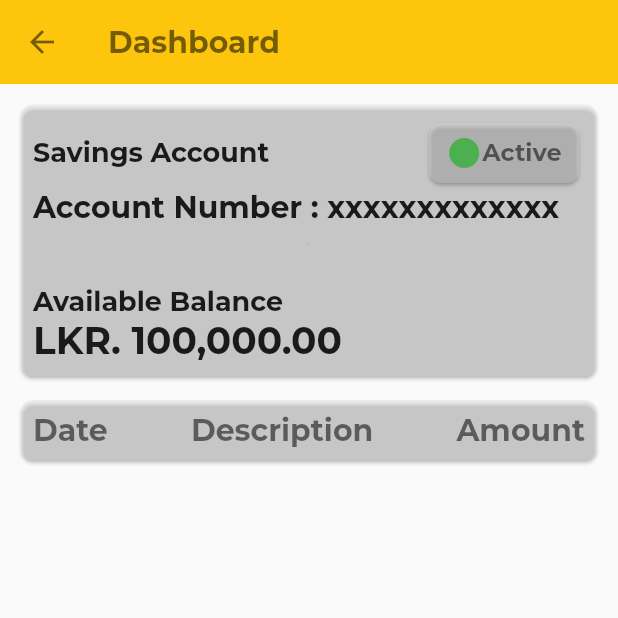
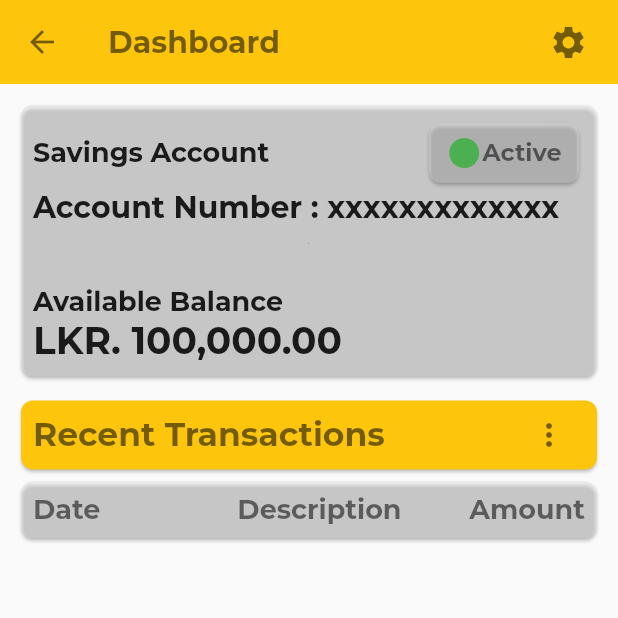
Before and after one commit to User-Experience-Design-SE3050-2021/se3050---uee-2021s2_reg_we_26, a Flutter app: the AccountScreen screen opened directly, on a phone screen of 412 x 824 dp, the top half of it. Run offline on Flutter 3.47's test engine with Material 2 defaults, Android fonts, the phone set to English and light mode, and no system bars; our stand-ins replace cloud_firestore, firebase_core; accounts and stored records are empty.

Commit message:
Popup_Menu_Snackbar_color_20211008

```diff
--- a/lib/screens/common/reset_passcode_form.dart
+++ b/lib/screens/common/reset_passcode_form.dart
@@ -203,6 +203,8 @@ class _ResetPasscodeFormState extends State<ResetPasscodeForm> {
                                   ScaffoldMessenger.of(context)
                                       .showSnackBar(SnackBar(
                                     content: Text("Passcode Changed"),
+                                    backgroundColor:
+                                        Color.fromRGBO(253, 198, 13, 1),
                                   ));
 
                                   Navigator.of(context).push(
--- a/lib/screens/dashboard/account_screen.dart
+++ b/lib/screens/dashboard/account_screen.dart
@@ -1,3 +1,4 @@
+import 'package:boc_smart_passbook/screens/common/settings_screen.dart';
 import 'package:boc_smart_passbook/screens/dashboard/transaction_list.dart';
 import 'package:flutter/cupertino.dart';
 import 'package:flutter/material.dart';
@@ -15,6 +16,23 @@ class _AccountScreenState extends State<AccountScreen> {
     return Scaffold(
       appBar: AppBar(
         iconTheme: IconThemeData(color: Colors.black54),
+        actions: <Widget>[
+          Padding(
+              padding: EdgeInsets.only(right: 20.0),
+              child: GestureDetector(
+                onTap: () {
+                  Navigator.of(context).push(
+                    MaterialPageRoute(
+                      builder: (context) => SettingScreen(),
+                    ),
+                  );
+                },
+                child: Icon(
+                  Icons.settings,
+                  size: 26.0,
+                ),
+              )),
+        ],
         elevation: 0,
         backgroundColor: const Color.fromRGBO(253, 198, 13, 1),
         title: const Text(
@@ -143,7 +161,54 @@ class _AccountScreenState extends State<AccountScreen> {
                 ),
               ),
             ),
-
+            Padding(
+              padding: const EdgeInsets.only(left: 8.0, right: 8.0),
+              child: Card(
+                color: Color.fromRGBO(253, 198, 13, 1),
+                shape: RoundedRectangleBorder(
+                    borderRadius: BorderRadius.circular(8.0)),
+                child: Padding(
+                  padding: const EdgeInsets.all(8.0),
+                  child: Container(
+                    height: 30.0,
+                    width: double.infinity,
+                    child: Row(
+                      mainAxisAlignment: MainAxisAlignment.spaceBetween,
+                      children: [
+                        Text(
+                          'Recent Transactions',
+                          style: TextStyle(
+                            fontSize: 22.0,
+                            fontWeight: FontWeight.bold,
+                            color: Colors.black54,
+                          ),
+                        ),
+                        PopupMenuButton(
+                            padding: EdgeInsets.only(bottom: 0.0),
+                            icon: Icon(
+                              Icons.more_vert,
+                              color: Colors.black54,
+                            ),
+                            itemBuilder: (context) => [
+                                  PopupMenuItem(
+                                    child: Text('Last Week'),
+                                  ),
+                                  PopupMenuItem(
+                                    child: Text('1 Month'),
+                                  ),
+                                  PopupMenuItem(
+                                    child: Text('2 Month'),
+                                  ),
+                                  PopupMenuItem(
+                                    child: Text('3 Month'),
+                                  ),
+                                ])
+                      ],
+                    ),
+                  ),
+                ),
+              ),
+            ),
             Padding(
               padding: const EdgeInsets.only(left: 8.0, right: 8.0),
               child: Card(
@@ -158,15 +223,16 @@ class _AccountScreenState extends State<AccountScreen> {
                       Text(
                         'Date',
                         style: TextStyle(
-                          fontSize: 20.0,
+                          fontSize: 18.0,
                           fontWeight: FontWeight.bold,
                           color: Colors.black54,
                         ),
                       ),
+                      SizedBox(width: 1.0,),
                       Text(
                         'Description',
                         style: TextStyle(
-                          fontSize: 20.0,
+                          fontSize: 18.0,
                           fontWeight: FontWeight.bold,
                           color: Colors.black54,
                         ),
@@ -174,7 +240,7 @@ class _AccountScreenState extends State<AccountScreen> {
                       Text(
                         'Amount',
                         style: TextStyle(
-                          fontSize: 20.0,
+                          fontSize: 18.0,
                           fontWeight: FontWeight.bold,
                           color: Colors.black54,
                         ),
--- a/lib/screens/user_auth/login_form.dart
+++ b/lib/screens/user_auth/login_form.dart
@@ -172,6 +172,8 @@ class _LoginFormState extends State<LoginForm> {
                                 ScaffoldMessenger.of(context)
                                     .showSnackBar(SnackBar(
                                   content: Text("Incorrect Password"),
+                                  backgroundColor:
+                                      Color.fromRGBO(253, 198, 13, 1),
                                 ));
                               }
                             } else {
@@ -179,6 +181,8 @@ class _LoginFormState extends State<LoginForm> {
                                   .showSnackBar(SnackBar(
                                 content: Text(
                                     "Incorrect Credentials, try again later"),
+                                backgroundColor:
+                                    Color.fromRGBO(253, 198, 13, 1),
                               ));
                             }
                             setState(() {
--- a/lib/screens/user_auth/reset_credentials/forgot_credentials_form.dart
+++ b/lib/screens/user_auth/reset_credentials/forgot_credentials_form.dart
@@ -124,7 +124,8 @@ class _ForgotCredentialsFormState extends State<ForgotCredentialsForm> {
 
                           if (_ForgotFormKey.currentState!.validate()) {
                             ScaffoldMessenger.of(context).showSnackBar(SnackBar(
-                              content: Text("OTP sent to "+ getContact),
+                              content: Text("OTP sent to " + getContact),
+                              backgroundColor: Color.fromRGBO(253, 198, 13, 1),
                             ));
                             Navigator.of(context).push(
                               MaterialPageRoute(
--- a/lib/screens/user_auth/reset_credentials/otp_form.dart
+++ b/lib/screens/user_auth/reset_credentials/otp_form.dart
@@ -108,6 +108,8 @@ class _OTPFormState extends State<OTPForm> {
                                   ScaffoldMessenger.of(context)
                                       .showSnackBar(SnackBar(
                                     content: Text("Incorrect OTP"),
+                                    backgroundColor:
+                                        Color.fromRGBO(253, 198, 13, 1),
                                   ));
                                   Navigator.of(context).push(
                                     MaterialPageRoute(
@@ -162,7 +164,7 @@ class _OTPFormState extends State<OTPForm> {
                               Navigator.of(context).push(
                                 MaterialPageRoute(
                                   builder: (context) =>
-                                  const ForgotCredentialsScreen(),
+                                      const ForgotCredentialsScreen(),
                                 ),
                               );
                             },
```
Also changed, not shown: lib/screens/dashboard/transaction_list.dart (+13 -1 lines), lib/screens/user_auth/edit_user_form.dart (+17 -10 lines), lib/screens/user_auth/edit_user_screen.dart (+3 -4 lines).
